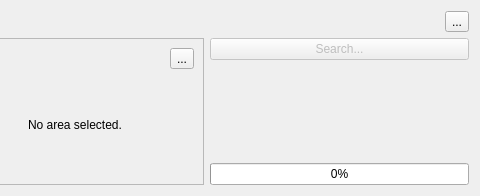
Qt form src/IMapSearchWidget.ui (ntruchsess/QLandkarteGT) before a commit; both pictures show x 595 to 1075 and y 0 to 196 of the 1075 by 196 pixel window.
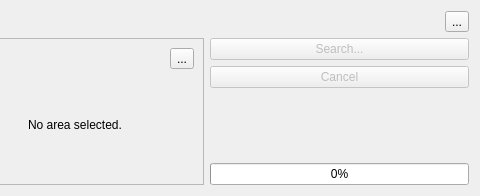
The same form after that commit.

Commit message: * add cancel button and check for qmap data

```diff
--- a/src/IMapSearchWidget.ui
+++ b/src/IMapSearchWidget.ui
@@ -235,6 +235,16 @@
          </property>
         </widget>
        </item>
+       <item>
+        <widget class="QPushButton" name="pushCancel" >
+         <property name="enabled" >
+          <bool>false</bool>
+         </property>
+         <property name="text" >
+          <string>Cancel</string>
+         </property>
+        </widget>
+       </item>
        <item>
         <spacer>
          <property name="orientation" >
```
The commit also changes 4 other files.
